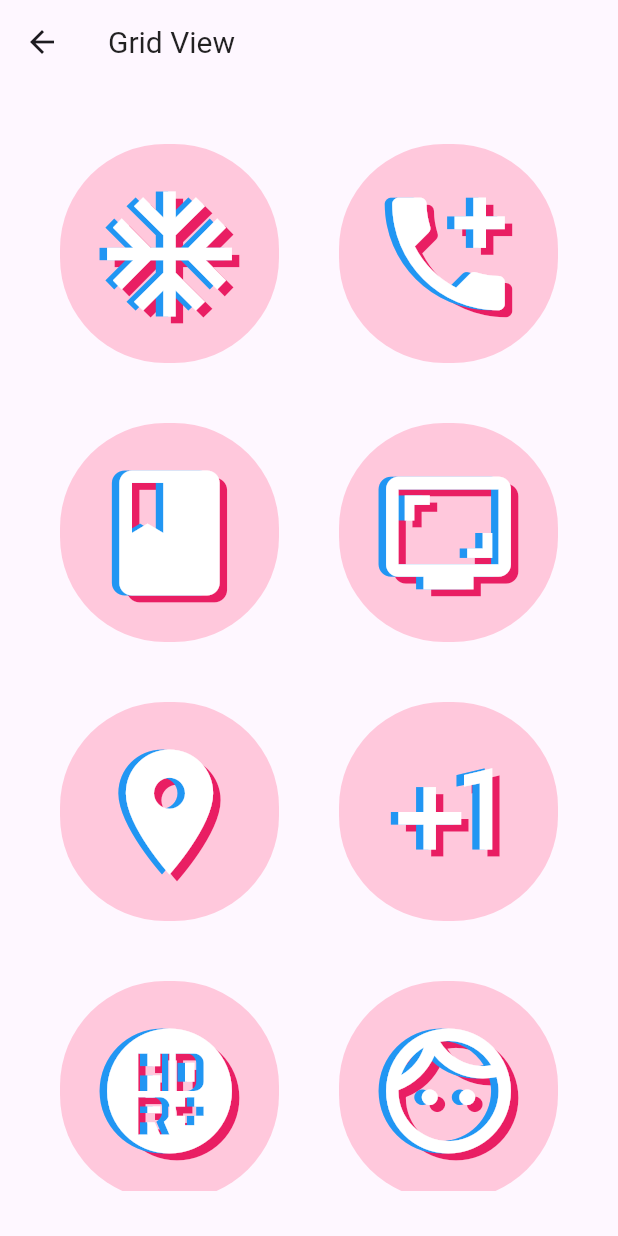
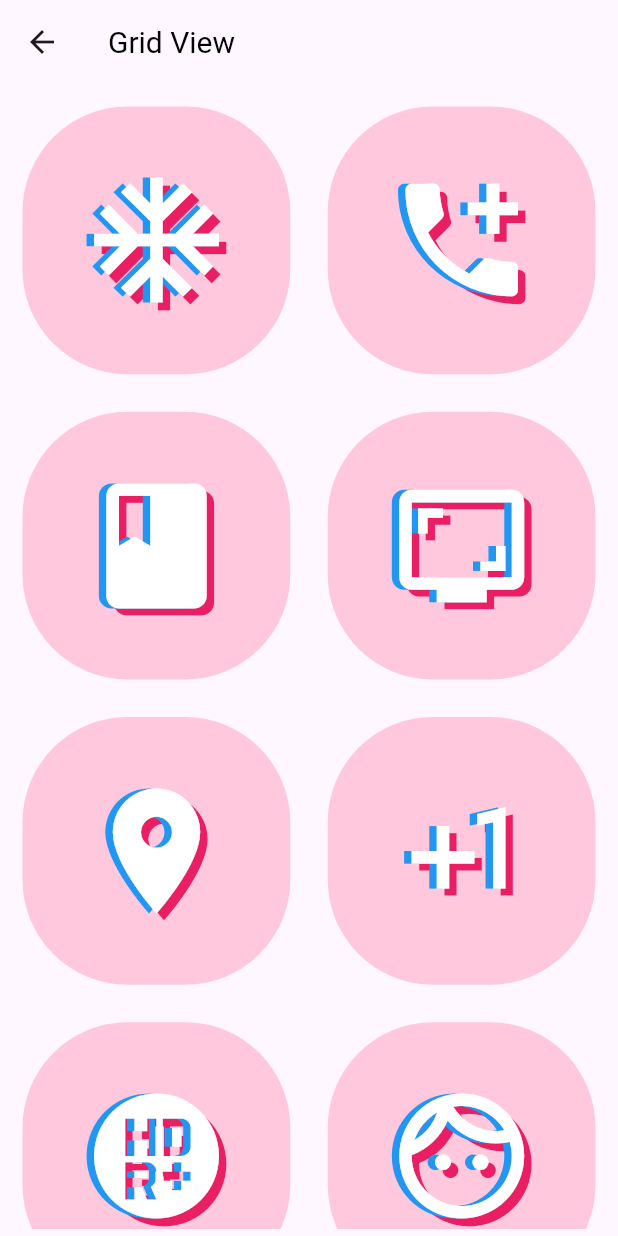
Before and after one commit to MaryamTarek03/FlutterIEEE, a Flutter app: the MyGridView screen opened directly, on a phone screen of 412 x 824 dp. Run offline on Flutter 3.47's test engine with Material 3 defaults, Android fonts, the phone set to English and light mode, and no system bars.

Commit message:
GridView

```diff
--- a/lib/Screens/Grid/GridComponents/grid_builder.dart
+++ b/lib/Screens/Grid/GridComponents/grid_builder.dart
@@ -10,8 +10,8 @@ class MyGridBuilder extends StatelessWidget {
     return GridView.builder(
       gridDelegate: const SliverGridDelegateWithFixedCrossAxisCount(
         crossAxisCount: 2,
-        mainAxisSpacing: 20,
-        crossAxisSpacing: 20,
+        mainAxisSpacing: 5,
+        crossAxisSpacing: 5,
       ),
       itemBuilder: (context, index) => GridContainer(content: myIcons[index]),
       itemCount: myIcons.length,
--- a/lib/Screens/Grid/GridComponents/grid_container.dart
+++ b/lib/Screens/Grid/GridComponents/grid_container.dart
@@ -3,20 +3,34 @@ import 'package:flutterieee/Screens/Grid/GridComponents/alert_dialog.dart';
 
 class GridContainer extends StatelessWidget {
   const GridContainer({super.key, required this.content});
+
   final Widget content;
+
   @override
   Widget build(BuildContext context) {
     return GestureDetector(
       onTap: () => showDialog<String>(
           barrierDismissible: false,
           context: context,
-          builder: (BuildContext context) => GridAlert(content: content,)),
+          builder: (BuildContext context) => GridAlert(
+                content: content,
+              )),
       child: Container(
         margin: const EdgeInsets.all(10),
         decoration: BoxDecoration(
-          color: const Color.fromRGBO(255, 200, 220, 1),
-          borderRadius: BorderRadius.circular(70),
-        ),
+            // image: const DecorationImage(
+            //     image: AssetImage('assets/Pictures/nature_sunrise.jpg'),
+            //     fit: BoxFit.cover,
+            //     colorFilter: ColorFilter.mode(Colors.blueGrey, BlendMode.darken)),
+            color: const Color.fromRGBO(255, 200, 220, 1),
+            borderRadius: BorderRadius.circular(70),
+            boxShadow: const [
+              // BoxShadow(
+              //   offset: Offset(-5,5),
+              //   color: Colors.black,
+              //   blurRadius: 5,
+              // )
+            ]),
         child: Center(child: content),
       ),
     );
--- a/lib/Screens/Grid/grid_view.dart
+++ b/lib/Screens/Grid/grid_view.dart
@@ -9,16 +9,19 @@ class MyGridView extends StatelessWidget {
   @override
   Widget build(BuildContext context) {
     return Scaffold(
-      appBar: AppBar(title: const Hero(
+      // backgroundColor: Colors.black,
+      appBar: AppBar(
+        forceMaterialTransparency: true,
+        title: const Hero(
         tag: 'Grid View',
         child: Text(
             'Grid View',
-            style: TextStyle(color: Colors.black87,fontSize: 20)
+            style: TextStyle(color: Colors.black,fontSize: 20)
         ),
       ),
       ),
       body: Padding(
-        padding: const EdgeInsets.all(30.0),
+        padding: const EdgeInsets.all(5.0),
         child: MyGridBuilder(myIcons: myIcons),
       ),
     );
```
Also changed, not shown: assets/Pictures/yellow_forest.jpg (added), 1 other file.
